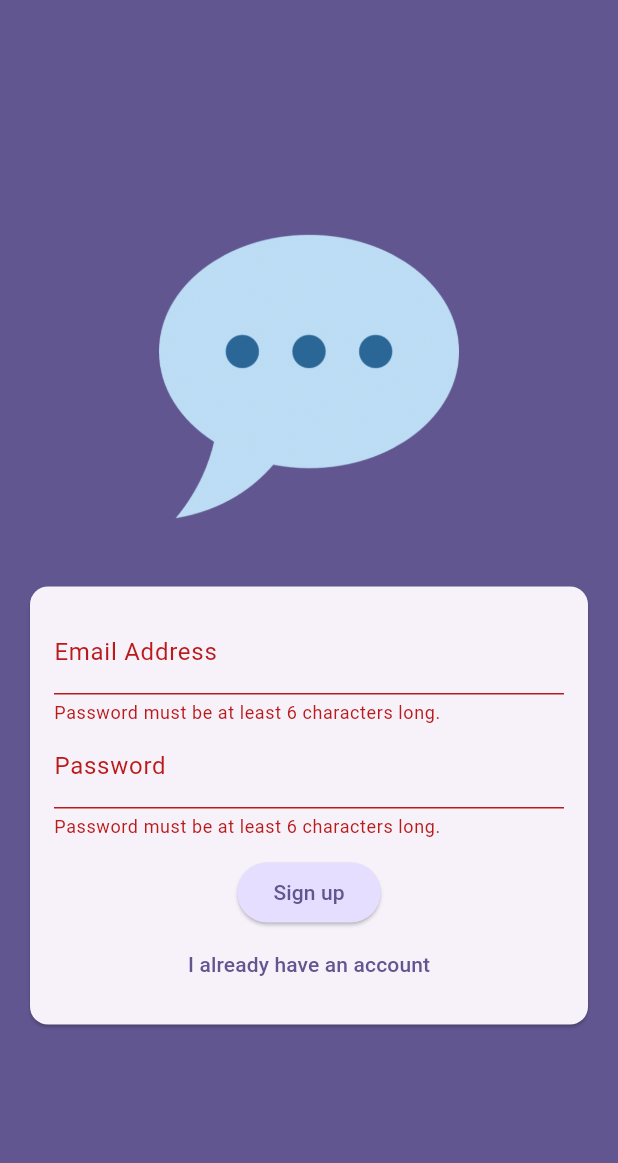
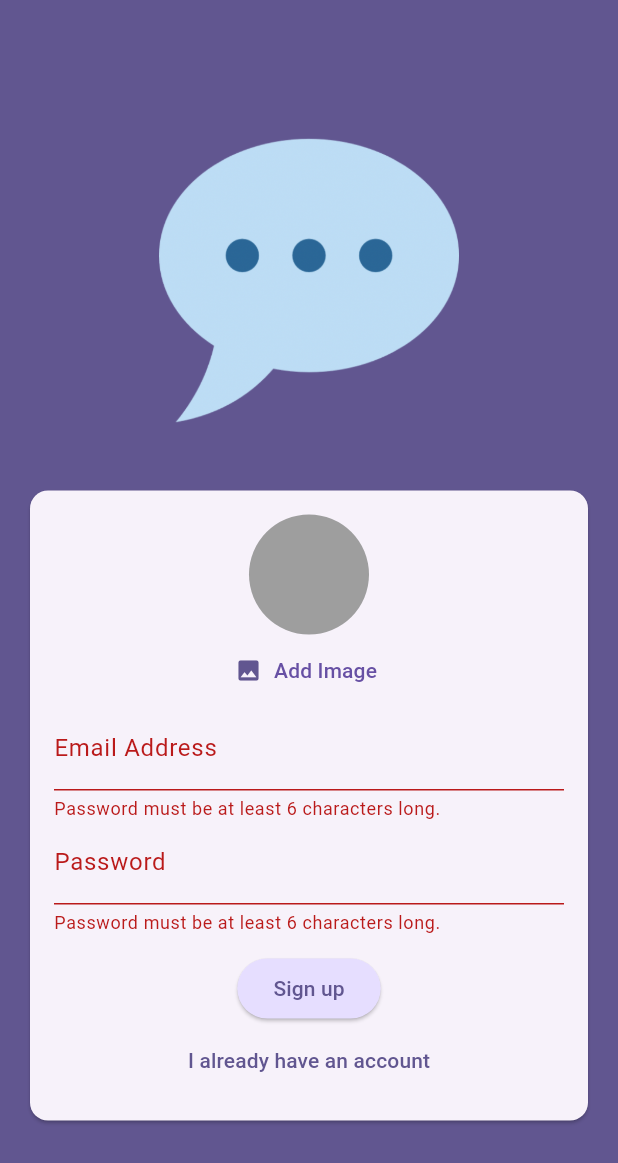
Before and after one commit to realbronoh/flutter-chat-app, a Flutter app: the screen it shows after launch, after a tap on "Login", after a tap on "Create an account", on a phone screen of 412 x 824 dp. Shown: the top 1163 px of the screen. Run offline on Flutter 3.47's test engine with Material 3 defaults, Android fonts, the phone set to English and light mode, and no system bars; our stand-ins replace firebase_auth, firebase_core, firebase_storage, image_picker; accounts and stored records are empty.

Commit message:
upload image to firebase when sign up

```diff
--- a/lib/screens/auth.dart
+++ b/lib/screens/auth.dart
@@ -1,3 +1,7 @@
+import 'dart:io';
+
+import 'package:chat_app/widgets/user_image_picker.dart';
+import 'package:firebase_storage/firebase_storage.dart';
 import 'package:flutter/material.dart';
 import 'package:firebase_auth/firebase_auth.dart';
 
@@ -15,6 +19,12 @@ class _AuthScreenState extends State<AuthScreen> {
   var _isLogin = true;
   String _enteredEmail = '';
   String _enteredPassword = '';
+  File? _selectedImage;
+  var _isAthenticating = false;
+
+  void selectImage(File pickedImage) {
+    _selectedImage = pickedImage;
+  }
 
   void _submit() async {
     final isValid = _form.currentState!.validate();
@@ -24,6 +34,9 @@ class _AuthScreenState extends State<AuthScreen> {
     }
 
     try {
+      setState(() {
+        _isAthenticating = true;
+      });
       if (_isLogin) {
         // log users in
         final userCredentials = await _firebase.signInWithEmailAndPassword(
@@ -39,6 +52,24 @@ class _AuthScreenState extends State<AuthScreen> {
           email: _enteredEmail,
           password: _enteredPassword,
         );
+
+        if (_selectedImage == null) {
+          ScaffoldMessenger.of(context).clearSnackBars();
+          ScaffoldMessenger.of(context).showSnackBar(
+            const SnackBar(
+              content: Text('Please pick an image.'),
+            ),
+          );
+          return;
+        }
+
+        final storageRef = FirebaseStorage.instance
+            .ref()
+            .child('user_images')
+            .child('${userCredential.user!.uid}.jpg');
+        await storageRef.putFile(_selectedImage!);
+        final imageUrl = await storageRef.getDownloadURL();
+        print(imageUrl);
         return;
       }
     } on FirebaseAuthException catch (error) {
@@ -51,6 +82,10 @@ class _AuthScreenState extends State<AuthScreen> {
           content: Text(error.message ?? "Authentication failed."),
         ),
       );
+    } finally {
+      setState(() {
+        _isAthenticating = false;
+      });
     }
 
     _form.currentState!.save();
@@ -99,6 +134,10 @@ class _AuthScreenState extends State<AuthScreen> {
                       child: Column(
                         mainAxisSize: MainAxisSize.min,
                         children: [
+                          if (!_isLogin)
+                            UserImagePicker(
+                              onPickImage: selectImage,
+                            ),
                           TextFormField(
                             keyboardType: TextInputType.emailAddress,
                             decoration: const InputDecoration(
@@ -122,15 +161,19 @@ class _AuthScreenState extends State<AuthScreen> {
                             },
                           ),
                           const SizedBox(height: 12),
+                          if (_isAthenticating)
+                            const CircularProgressIndicator(),
+                          if (!_isAthenticating)
                             ElevatedButton(
                               onPressed: _submit,
-                            child: Text(_isLogin ? 'Login' : 'Sign up'),
                               style: ElevatedButton.styleFrom(
                                 backgroundColor: Theme.of(context)
                                     .colorScheme
                                     .primaryContainer,
                               ),
+                              child: Text(_isLogin ? 'Login' : 'Sign up'),
                             ),
+                          if (!_isAthenticating)
                             TextButton(
                               onPressed: () {
                                 setState(() {
--- /dev/null
+++ b/lib/widgets/user_image_picker.dart
@@ -0,0 +1,58 @@
+import 'dart:io';
+
+import 'package:flutter/material.dart';
+import 'package:image_picker/image_picker.dart';
+
+class UserImagePicker extends StatefulWidget {
+  const UserImagePicker({
+    super.key,
+    required this.onPickImage,
+  });
+
+  final void Function(File pickedImage) onPickImage;
+
+  @override
+  State<UserImagePicker> createState() => _UserImagePickerState();
+}
+
+class _UserImagePickerState extends State<UserImagePicker> {
+  File? _pickedImageFile;
+
+  void _pickImage() async {
+    final pickedImage = await ImagePicker().pickImage(
+      source: ImageSource.camera,
+      imageQuality: 50,
+      maxWidth: 150,
+    );
+    if (pickedImage == null) {
+      return;
+    }
+    setState(() {
+      _pickedImageFile = File(pickedImage.path);
+    });
+
+    widget.onPickImage(_pickedImageFile!);
+  }
+
+  @override
+  Widget build(BuildContext context) {
+    return Column(
+      children: [
+        CircleAvatar(
+          radius: 40,
+          backgroundColor: Colors.grey,
+          foregroundImage:
+              _pickedImageFile != null ? FileImage(_pickedImageFile!) : null,
+        ),
+        TextButton.icon(
+          onPressed: _pickImage,
+          icon: const Icon(Icons.image),
+          label: Text('Add Image',
+              style: TextStyle(
+                color: Theme.of(context).primaryColor,
+              )),
+        )
+      ],
+    );
+  }
+}
```
Lines whose indentation alone changed are shown as unchanged.
